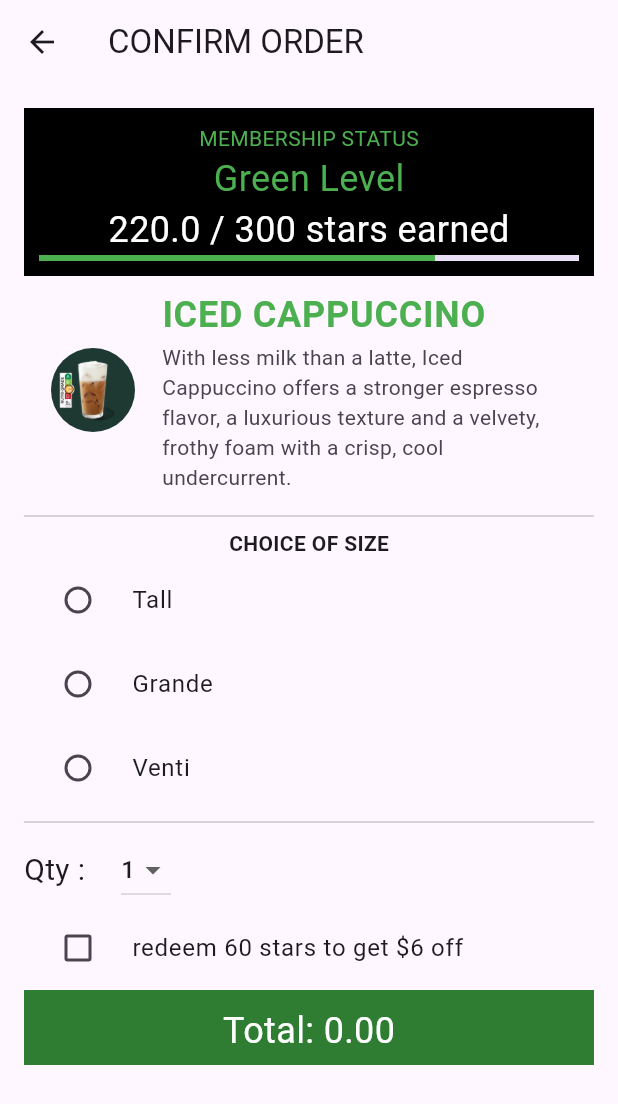
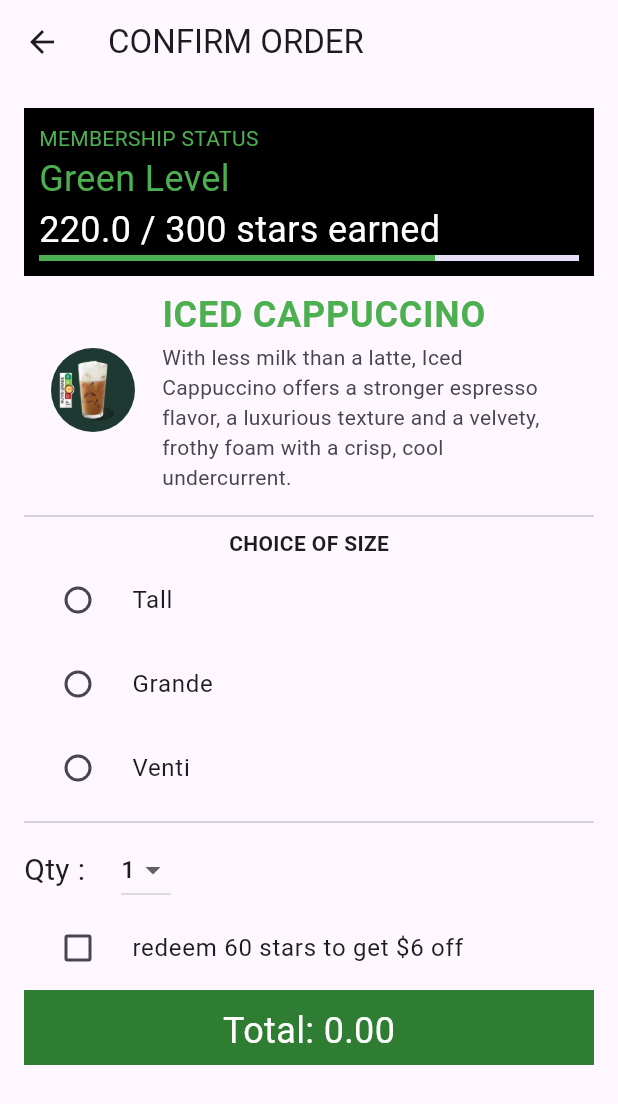
Before and after one commit to zacw-243L/flutter-starbucks-app, a Flutter app: the screen it shows after launch, after a tap on "ICED CAPPUCCINO", on a phone screen of 412 x 824 dp. Shown: the top 1104 px of the screen. Run offline on Flutter 3.47's test engine with Material 3 defaults, Android fonts, the phone set to English and light mode, and no system bars.

Commit message:
so its 3 align lefts??

```diff
--- a/Starbucks Flutter app/lib/screens/order_screen.dart
+++ b/Starbucks Flutter app/lib/screens/order_screen.dart
@@ -34,29 +34,35 @@ class _OrderScreenState extends State<OrderScreen> {
                 padding: const EdgeInsets.all(10),
                 width: double.infinity,
                 color: Colors.black,
-                child: Align(
-                  alignment: Alignment.centerLeft,
                 child: Column(
                   children: [
-                      //TODO Q5 Widgets to show member status and num of stars
-                      Text(
+                    Align(
+                      alignment: Alignment.centerLeft,
+                      child: Text(
                         'MEMBERSHIP STATUS'.toUpperCase(),
                         style: TextStyle(
                           color: Colors.green,
                         ),
                       ),
-                      Text(
+                    ),
+                    Align(
+                      alignment: Alignment.centerLeft,
+                      child: Text(
                         'Green Level',
                         style: TextStyle(
                           color: Colors.green,
                           fontSize: 24.0,
                         ),
                       ),
-                      Text(
+                    ),
+                    Align(
+                      alignment: Alignment.centerLeft,
+                      child: Text(
                         '$stars / 300 stars earned',
                         style: TextStyle(
                           color: Colors.white,
                           fontSize: 24.0,
+                        ),
                       ),
                     ),
                     LinearProgressIndicator(
@@ -64,7 +70,6 @@ class _OrderScreenState extends State<OrderScreen> {
                       valueColor: AlwaysStoppedAnimation<Color>(Colors.green),
                     ),
                   ],
-                  ),
                 ),
               ),
               ListTile(
```
Lines whose indentation alone changed are shown as unchanged.
